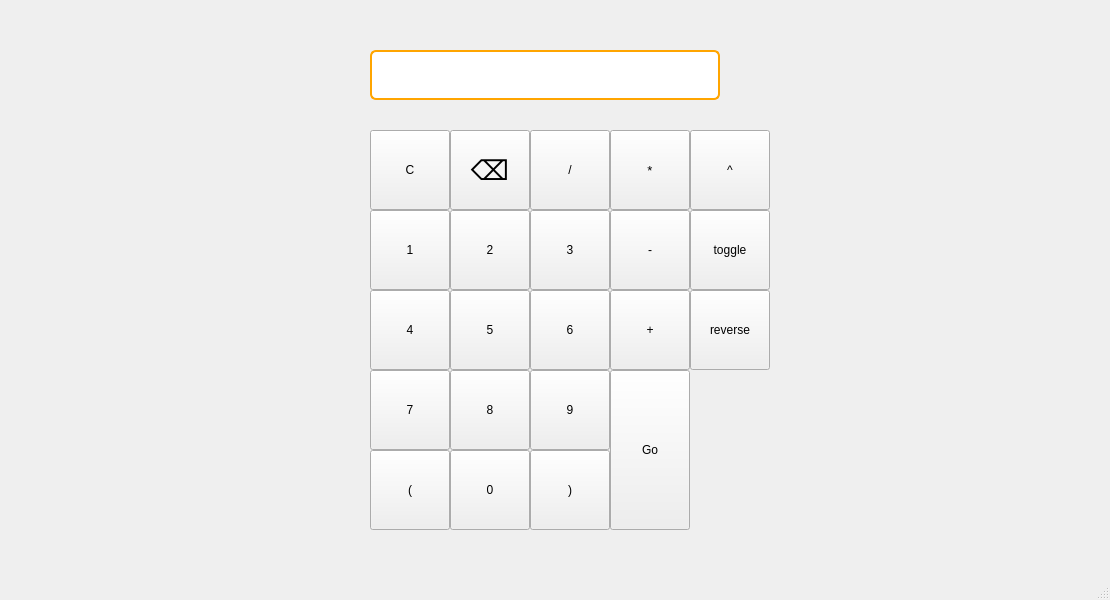
This is C++/Projects/FractionCalculator/QtGUI/FractionCalculatorGUI/mainwindow.ui in MikitaVitkouski/BSU as Qt 5 draws it before an edit. The edited form follows.
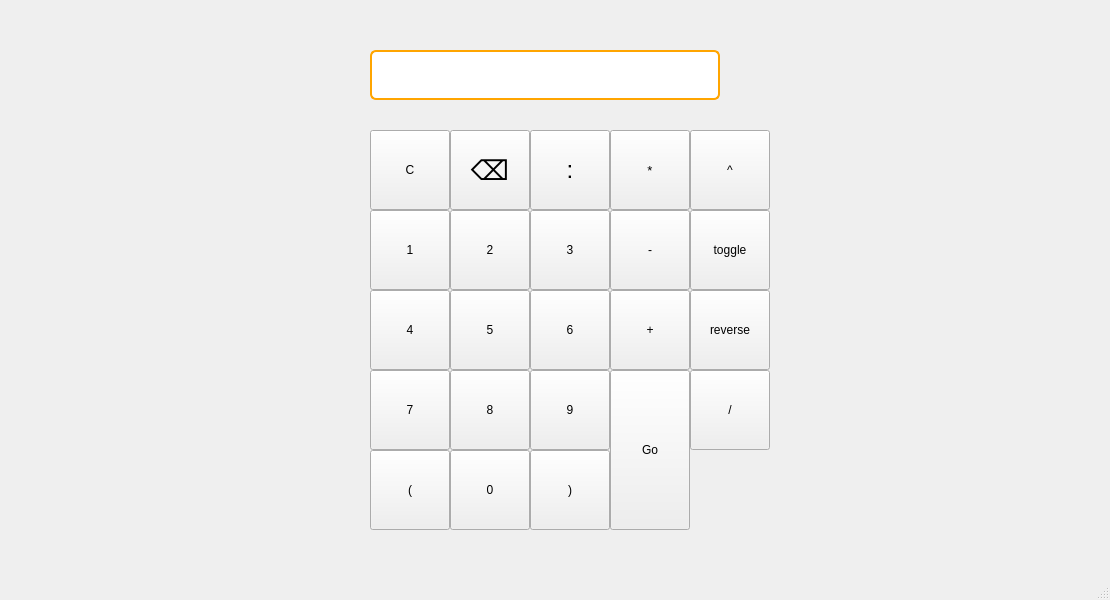
This is the edited form.

Commit message: Add button for slash - btnSlash, implement event handler for it, change btnDiv, no we can write slash for Fraction and click : button for dividing

What changed in the file:
```diff
--- a/C++/Projects/FractionCalculator/QtGUI/FractionCalculatorGUI/mainwindow.ui
+++ b/C++/Projects/FractionCalculator/QtGUI/FractionCalculatorGUI/mainwindow.ui
@@ -67,8 +67,13 @@
       <height>80</height>
      </rect>
     </property>
+    <property name="font">
+     <font>
+      <pointsize>18</pointsize>
+     </font>
+    </property>
     <property name="text">
-     <string>/</string>
+     <string>:</string>
     </property>
    </widget>
    <widget class="QPushButton" name="btnPow">
@@ -343,6 +348,19 @@
      <string>reverse</string>
     </property>
    </widget>
+   <widget class="QPushButton" name="btnSlash">
+    <property name="geometry">
+     <rect>
+      <x>690</x>
+      <y>370</y>
+      <width>80</width>
+      <height>80</height>
+     </rect>
+    </property>
+    <property name="text">
+     <string>/</string>
+    </property>
+   </widget>
   </widget>
   <widget class="QMenuBar" name="menubar">
    <property name="geometry">
```
The commit also changes 2 other files.
